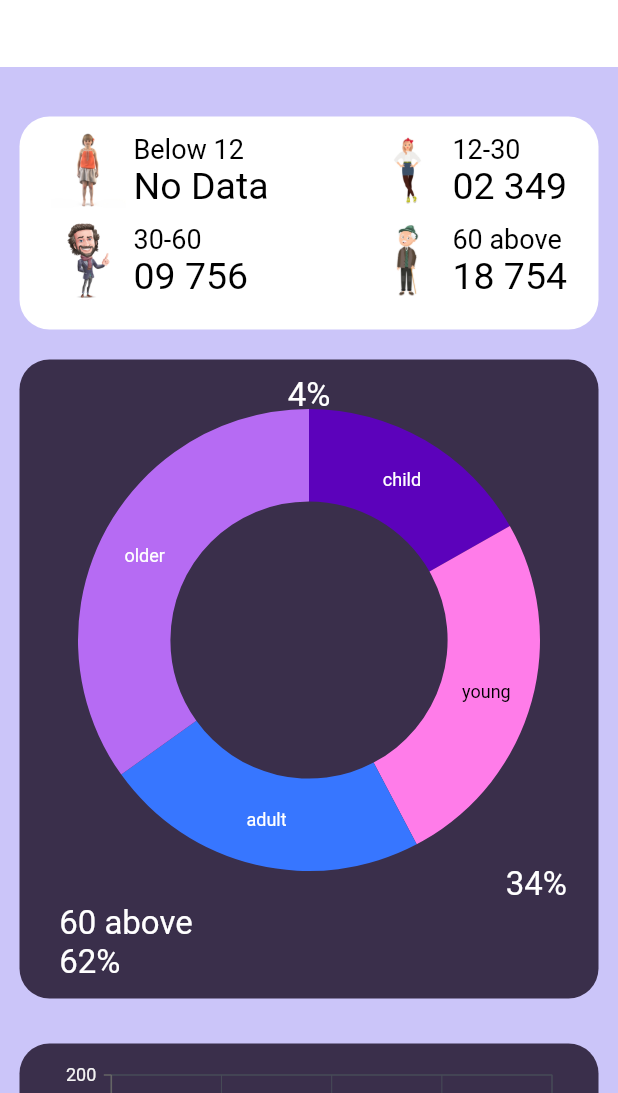
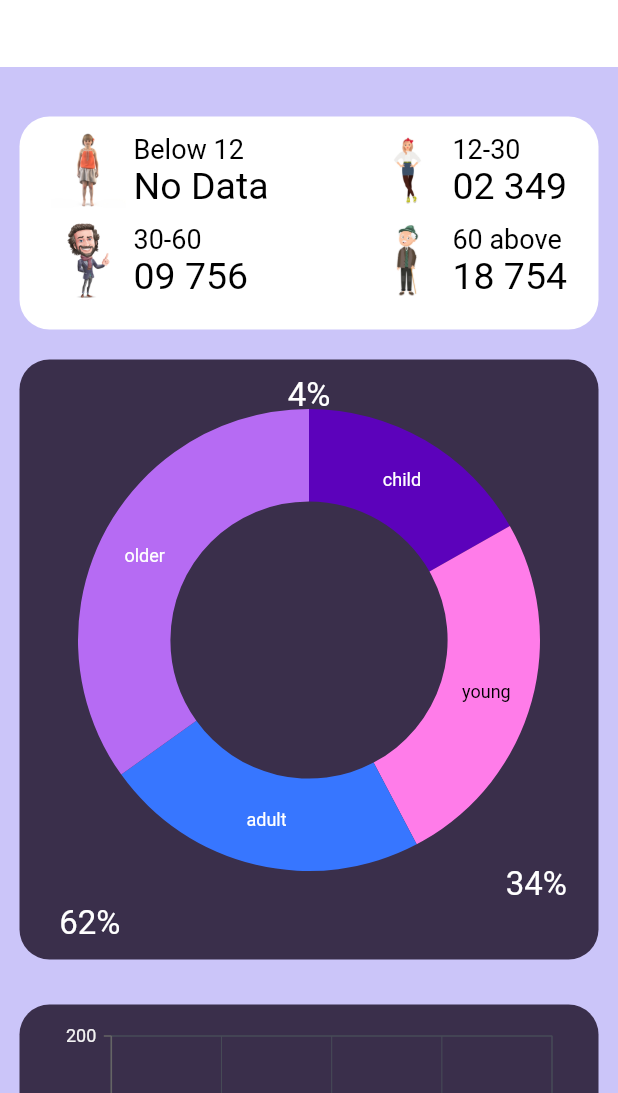
Before and after one commit to Rwishwajith/The-Shield, a Flutter app: the AgeGroupScreen screen opened directly, on a phone screen of 412 x 824 dp, the part 143-1236 px from its top. Run offline on Flutter 3.47's test engine with Material 2 defaults, Android fonts, the phone set to English and light mode, and no system bars; our stand-ins replace cloud_firestore, firebase_auth, firebase_core, fl_chart, flutter_rating_bar, font_awesome_flutter and 6 more; missing offline and left inert: flutter_facebook_auth, is_first_run; accounts and stored records are empty.

Commit message:
Updated the Charts

```diff
--- a/the_shield/lib/main_menu/statistics/age_group.dart
+++ b/the_shield/lib/main_menu/statistics/age_group.dart
@@ -28,10 +28,10 @@ class _AgeGroupScreenState
   ];
 
   final List<ChartDataLine> chartDataLine = [
-    ChartDataLine('below 12', 10, 40, 45, 50),
-    ChartDataLine('12-30', 10, 20, 45, 50),
-    ChartDataLine('30-60', 10, 40, 45, 50),
-    ChartDataLine('above 60', 10, 40, 45, 50),
+    ChartDataLine('below 12', 2, 10, 45, 80),
+    ChartDataLine('12-30', 2, 20, 25, 50),
+    ChartDataLine('30-60', 1, 23, 55, 70),
+    ChartDataLine('above 60', 0, 10, 40, 88),
   ];
 
   final List<ChartDataBar> chartDataBar = [
@@ -236,7 +236,7 @@ class _AgeGroupScreenState
                         ),
                         Align(
                           alignment: Alignment.bottomLeft,
-                          child: Text(' 60 above\n 62%',
+                          child: Text(' 62%',
                               style:
                               TextStyle(color: Colors.white, fontSize: 22)),
                         ),
```
Also changed, not shown: the_shield/lib/main_menu/statistics/gender.dart (+3 -4 lines).
